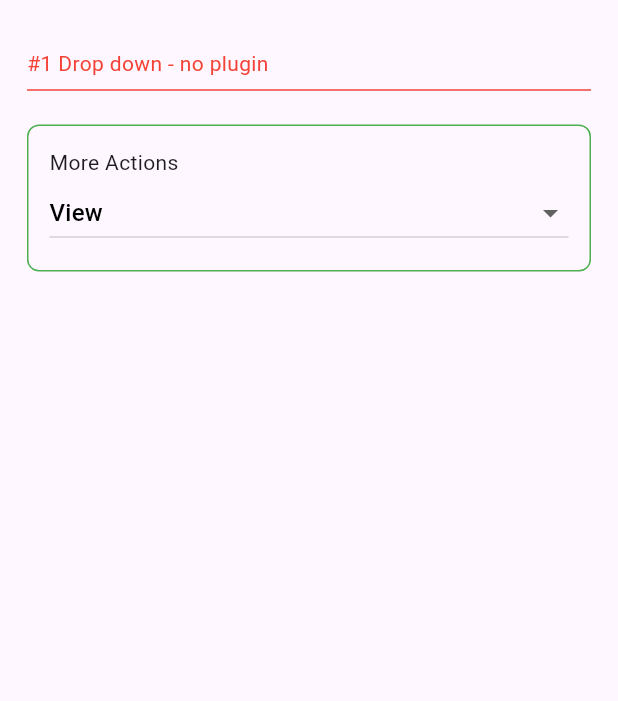
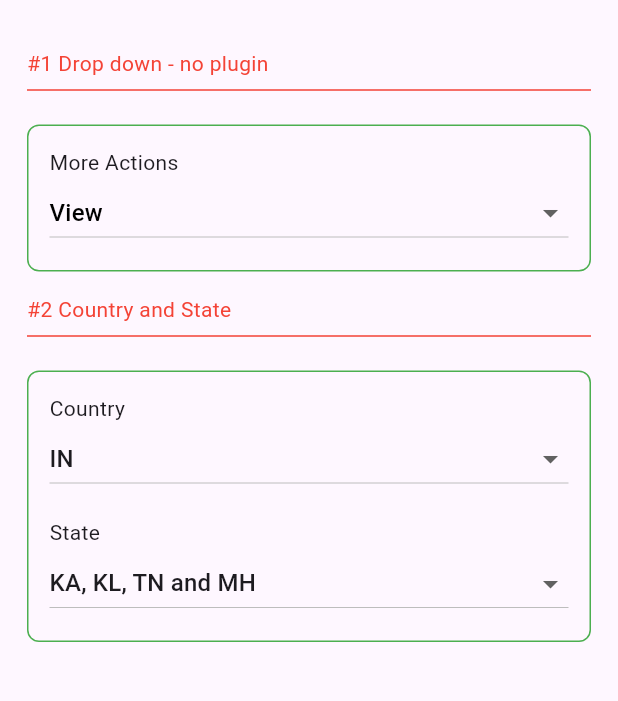
Before and after one commit to AjuAlex66/tripleD, a Flutter app: the screen it shows after launch, on a phone screen of 412 x 824 dp, the part 63-764 px from its top. Run offline on Flutter 3.47's test engine with Material 3 defaults, Android fonts, the phone set to English and light mode, and no system bars; our stand-ins replace flutter_bloc, fluttertoast; Roboto replaces fonts that are missing (Sedan).

Commit message:
task 2 completed - state field value changes when country changes and vice versa

```diff
--- a/lib/tripledhome.dart
+++ b/lib/tripledhome.dart
@@ -2,6 +2,7 @@ import 'package:flutter/material.dart';
 import 'package:provider/provider.dart';
 import 'package:tripled/common/roundedcontainer.dart';
 import 'package:tripled/utils/changerclass.dart';
+import 'package:tripled/utils/helper.dart';
 import 'package:tripled/utils/initializer.dart';
 
 class TripleDHome extends StatelessWidget {
@@ -17,7 +18,7 @@ class TripleDHome extends StatelessWidget {
         padding: const EdgeInsets.all(18),
         shrinkWrap: true,
         children: [
-           // task 1
+          // task 1
           Consumer<Changer>(
             builder: (context, value, child) => RoundedContainer(
               title: "#1 Drop down - no plugin",
@@ -45,6 +46,68 @@ class TripleDHome extends StatelessWidget {
             ),
           ),
           //-------------------------------------------------------
+          //task 2
+          Consumer<Changer>(
+            builder: (context, value, child) => RoundedContainer(
+              title: "#2 Country and State",
+              children: [
+                const Text("Country"),
+                DropdownButton<String>(
+                  isExpanded: true,
+                  value: Initializer.tripleCountry,
+                  items: Initializer.tripleCountryList
+                      .map((e) => DropdownMenuItem<String>(
+                          value: e['country'],
+                          child: Text(
+                            e['country'],
+                            style: const TextStyle(),
+                          )))
+                      .toList(),
+                  onChanged: (value) {
+                    Initializer.tripleCountry = value;
+                    for (var e in Initializer.tripleCountryList) {
+                      if (e['country'] == value) {
+                        e['selected'] = true;
+                        break;
+                      } else {
+                        e['selected'] = false;
+                      }
+                    }
+                    context.read<Changer>().justChange();
+                  },
+                ),
+                Helper.allowHeight(15),
+                const Text("State"),
+                DropdownButton<String>(
+                  isExpanded: true,
+                  value: Initializer.tripleCountryList
+                      .where((element) => element['selected'])
+                      .first['states'],
+                  items: Initializer.tripleCountryList
+                      .map((e) => DropdownMenuItem<String>(
+                          value: e['states'],
+                          child: Text(
+                            e['states'],
+                            style: const TextStyle(),
+                          )))
+                      .toList(),
+                  onChanged: (value) {
+                    for (var e in Initializer.tripleCountryList) {
+                      if (e['states'] == value) {
+                        Initializer.tripleCountry = e['country'];
+                        e['selected'] = true;
+                        break;
+                      } else {
+                        e['selected'] = false;
+                      }
+                    }
+                    context.read<Changer>().justChange();
+                  },
+                ),
+              ],
+            ),
+          ),
+          //-------------------------------------------------------
         ],
       ),
     );
--- a/lib/utils/initializer.dart
+++ b/lib/utils/initializer.dart
@@ -1,4 +1,9 @@
 class Initializer {
-  static String? tripleDropValue = 'View';
+  static String? tripleDropValue = 'View', tripleCountry = 'IN';
   static List<String> tripleDropList = ['View', 'Edit', 'Send', 'Delete'];
+  static List<Map<String, dynamic>> tripleCountryList = [
+    {"country": "IN", "states": "KA, KL, TN and MH", "selected": true},
+    {"country": "US", "states": "AL, DE and GA", "selected": false},
+    {"country": "CA", "states": "ON, QC and BC", "selected": false},
+  ];
 }
```
